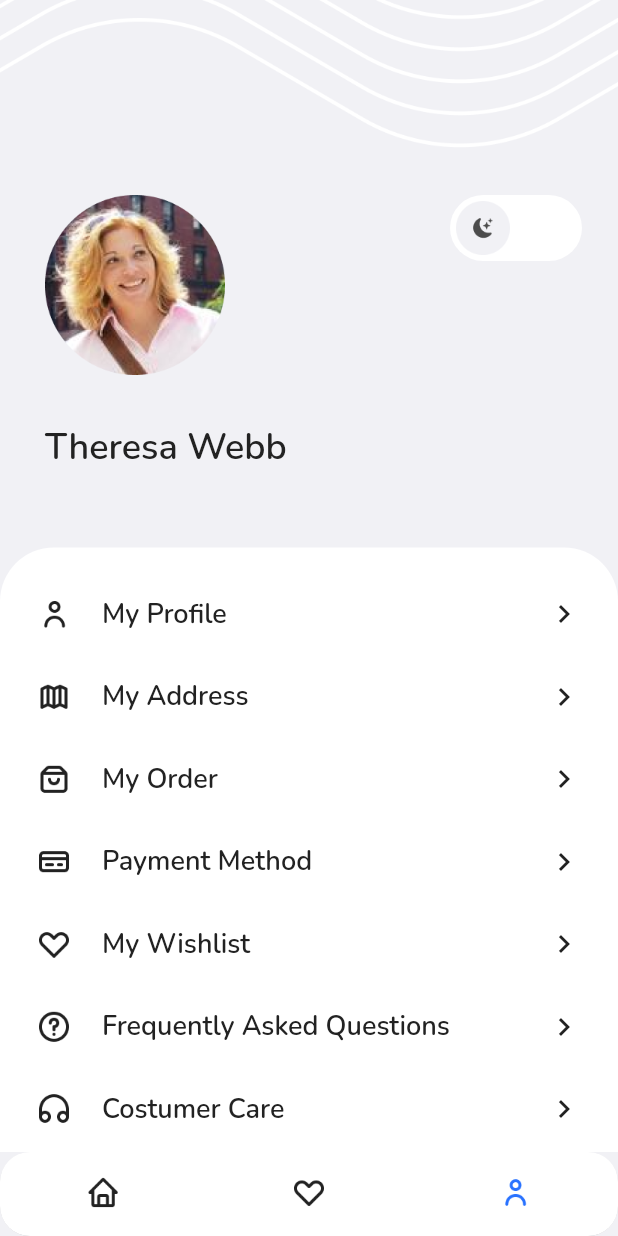
After one commit to muharrir/space, a Flutter app: the ProfilePage screen opened by its route, on a phone screen of 412 x 824 dp. The commit adds this screen. Run offline on Flutter 3.47's test engine with Material 2 defaults, Android fonts, the phone set to English and light mode, and no system bars; our stand-ins replace carousel_slider, fluttertoast, google_fonts, shimmer.

Commit message:
added profile page + dark mode

```diff
--- a/lib/main.dart
+++ b/lib/main.dart
@@ -2,6 +2,7 @@ import 'package:flutter/material.dart';
 import 'package:space/pages/category_page.dart';
 import 'package:space/pages/home_page.dart';
 import 'package:space/pages/onboarding_page.dart';
+import 'package:space/pages/profile_page.dart';
 import 'package:space/pages/search_page.dart';
 import 'package:space/pages/search_result_page.dart';
 import 'package:space/pages/sign_in_page.dart';
@@ -26,6 +27,7 @@ class MyApp extends StatelessWidget {
         '/search-result': (context) => const SearchResult(),
         '/category': (context) => const CategoryPage(),
         '/wishlist': (context) => const WishlistPage(),
+        '/profile': (context) => const ProfilePage(),
       },
     );
   }
--- a/lib/pages/home_page.dart
+++ b/lib/pages/home_page.dart
@@ -27,6 +27,8 @@ class _HomePageState extends State<HomePage> {
           onTap: (value) {
             if (value == 1) {
               Navigator.pushNamed(context, '/wishlist');
+            } else if (value == 2) {
+              Navigator.pushNamed(context, '/profile');
             }
           },
           items: [
--- /dev/null
+++ b/lib/pages/profile_page.dart
@@ -0,0 +1,206 @@
+import 'dart:async';
+
+import 'package:flutter/material.dart';
+import 'package:space/widgets/profile_menu_item.dart';
+
+import '../theme.dart';
+
+class ProfilePage extends StatefulWidget {
+  const ProfilePage({Key? key}) : super(key: key);
+
+  @override
+  State<ProfilePage> createState() => _ProfilePageState();
+}
+
+class _ProfilePageState extends State<ProfilePage> {
+  bool isLightMode = true;
+  double opacity = 1;
+
+  @override
+  Widget build(BuildContext context) {
+    return AnimatedOpacity(
+      duration: const Duration(milliseconds: 400),
+      opacity: opacity,
+      child: Scaffold(
+        backgroundColor:
+            isLightMode ? kWhiteGreyColor : const Color(0xff1F1D2B),
+        bottomNavigationBar: ClipRRect(
+          borderRadius: BorderRadius.circular(20),
+          child: BottomNavigationBar(
+            onTap: (value) {
+              if (value == 0) {
+                Navigator.pushNamed(context, '/home');
+              } else if (value == 1) {
+                Navigator.pushNamed(context, '/wishlist');
+              }
+            },
+            backgroundColor: isLightMode ? kWhiteColor : kDarkBackgroundColor,
+            showUnselectedLabels: false,
+            showSelectedLabels: false,
+            items: [
+              BottomNavigationBarItem(
+                icon: Image.asset(
+                  'assets/icon_home.png',
+                  width: 24,
+                  color: isLightMode ? kBlackColor : kWhiteColor,
+                ),
+                label: 'home',
+              ),
+              BottomNavigationBarItem(
+                icon: Image.asset(
+                  'assets/icon_wishlist.png',
+                  width: 24,
+                  color: isLightMode ? kBlackColor : kWhiteColor,
+                ),
+                label: 'wishlist',
+              ),
+              BottomNavigationBarItem(
+                icon: Image.asset(
+                  'assets/icon_profile.png',
+                  width: 24,
+                  color: kBlueColor,
+                ),
+                label: 'profile',
+              ),
+            ],
+          ),
+        ),
+        body: Stack(
+          children: [
+            Image.asset(
+              'assets/image_background.png',
+              color: isLightMode ? null : const Color(0xffD8D8D8),
+            ),
+            ListView(
+              children: [
+                const SizedBox(
+                  height: 130,
+                ),
+                Padding(
+                  padding: const EdgeInsets.only(
+                    left: 30,
+                    right: 24,
+                  ),
+                  child: Row(
+                    crossAxisAlignment: CrossAxisAlignment.start,
+                    mainAxisAlignment: MainAxisAlignment.spaceBetween,
+                    children: [
+                      Column(
+                        crossAxisAlignment: CrossAxisAlignment.start,
+                        children: [
+                          Image.asset(
+                            'assets/image_profile.png',
+                            width: 120,
+                          ),
+                          const SizedBox(
+                            height: 32,
+                          ),
+                          Text(
+                            'Theresa Webb',
+                            style: blackTextStyle.copyWith(
+                              fontSize: 24,
+                              fontWeight: semiBold,
+                              color: isLightMode ? null : kWhiteColor,
+                            ),
+                          ),
+                        ],
+                      ),
+                      GestureDetector(
+                        onTap: () {
+                          setState(() {
+                            isLightMode = !isLightMode;
+                            opacity = 0;
+                          });
+
+                          Timer(const Duration(milliseconds: 400), () {
+                            setState(() {
+                              opacity = 1;
+                            });
+                          });
+                        },
+                        child: Container(
+                          width: 88,
+                          height: 44,
+                          padding: const EdgeInsets.all(4),
+                          decoration: BoxDecoration(
+                            borderRadius: BorderRadius.circular(100),
+                            color: isLightMode
+                                ? kWhiteColor
+                                : kDarkBackgroundColor,
+                          ),
+                          child: AnimatedAlign(
+                            duration: const Duration(milliseconds: 400),
+                            alignment: isLightMode
+                                ? Alignment.centerLeft
+                                : Alignment.centerRight,
+                            child: Image.asset(
+                              isLightMode
+                                  ? 'assets/icon_switch_dark.png'
+                                  : 'assets/icon_switch_light.png',
+                            ),
+                          ),
+                        ),
+                      ),
+                    ],
+                  ),
+                ),
+                Container(
+                  margin: const EdgeInsets.only(top: 50),
+                  padding: const EdgeInsets.symmetric(
+                    horizontal: 24,
+                    vertical: 32,
+                  ),
+                  decoration: BoxDecoration(
+                    borderRadius: const BorderRadius.vertical(
+                      top: Radius.circular(36),
+                    ),
+                    color: isLightMode ? kWhiteColor : kDarkBackgroundColor,
+                  ),
+                  child: Column(
+                    children: [
+                      ProfileMenuItem(
+                        iconUrl: 'assets/icon_profile.png',
+                        title: 'My Profile',
+                        isLightMode: isLightMode,
+                      ),
+                      ProfileMenuItem(
+                        iconUrl: 'assets/icon_address.png',
+                        title: 'My Address',
+                        isLightMode: isLightMode,
+                      ),
+                      ProfileMenuItem(
+                        iconUrl: 'assets/icon_order.png',
+                        title: 'My Order',
+                        isLightMode: isLightMode,
+                      ),
+                      ProfileMenuItem(
+                        iconUrl: 'assets/icon_payment.png',
+                        title: 'Payment Method',
+                        isLightMode: isLightMode,
+                      ),
+                      ProfileMenuItem(
+                        iconUrl: 'assets/icon_wishlist.png',
+                        title: 'My Wishlist',
+                        isLightMode: isLightMode,
+                      ),
+                      ProfileMenuItem(
+                        iconUrl: 'assets/icon_faq.png',
+                        title: 'Frequently Asked Questions',
+                        isLightMode: isLightMode,
+                      ),
+                      ProfileMenuItem(
+                        iconUrl: 'assets/icon_cs.png',
+                        title: 'Costumer Care',
+                        isLightMode: isLightMode,
+                      ),
+                    ],
+                  ),
+                ),
+              ],
+            ),
+          ],
+        ),
+      ),
+    );
+  }
+}
--- a/lib/pages/wishlist_page.dart
+++ b/lib/pages/wishlist_page.dart
@@ -71,6 +71,13 @@ class _WishlistPageState extends State<WishlistPage> {
       bottomNavigationBar: ClipRRect(
         borderRadius: BorderRadius.circular(20),
         child: BottomNavigationBar(
+          onTap: (value) {
+            if (value == 0) {
+              Navigator.pushNamed(context, '/home');
+            } else if (value == 2) {
+              Navigator.pushNamed(context, '/profile');
+            }
+          },
           backgroundColor: kWhiteColor,
           showUnselectedLabels: false,
           showSelectedLabels: false,
--- a/lib/theme.dart
+++ b/lib/theme.dart
@@ -11,6 +11,7 @@ Color kWhiteColor = const Color(0xffFFFFFF);
 Color kRedColor = const Color(0xffFF314A);
 Color kYellowColor = const Color(0xffFFBA00);
 Color kBlueColor = const Color(0xff2972FF);
+Color kDarkBackgroundColor = const Color(0xff252836);
 
 //NOTE: TEXTSTYLE
 TextStyle blackTextStyle = GoogleFonts.nunito(
--- /dev/null
+++ b/lib/widgets/profile_menu_item.dart
@@ -0,0 +1,47 @@
+import 'package:flutter/material.dart';
+import 'package:space/theme.dart';
+
+class ProfileMenuItem extends StatelessWidget {
+  final String iconUrl;
+  final String title;
+  final bool isLightMode;
+
+  const ProfileMenuItem({
+    Key? key,
+    required this.iconUrl,
+    required this.title,
+    required this.isLightMode,
+  }) : super(key: key);
+
+  @override
+  Widget build(BuildContext context) {
+    return Container(
+      margin: const EdgeInsets.only(bottom: 30),
+      child: Row(
+        children: [
+          Image.asset(
+            iconUrl,
+            width: 24,
+            color: isLightMode ? kBlackColor : kWhiteColor,
+          ),
+          const SizedBox(
+            width: 20,
+          ),
+          Text(
+            title,
+            style: blackTextStyle.copyWith(
+              fontSize: 18,
+              fontWeight: semiBold,
+              color: isLightMode ? kBlackColor : kWhiteColor,
+            ),
+          ),
+          const Spacer(),
+          Icon(
+            Icons.chevron_right,
+            color: isLightMode ? kBlackColor : kGreyColor,
+          ),
+        ],
+      ),
+    );
+  }
+}
```
